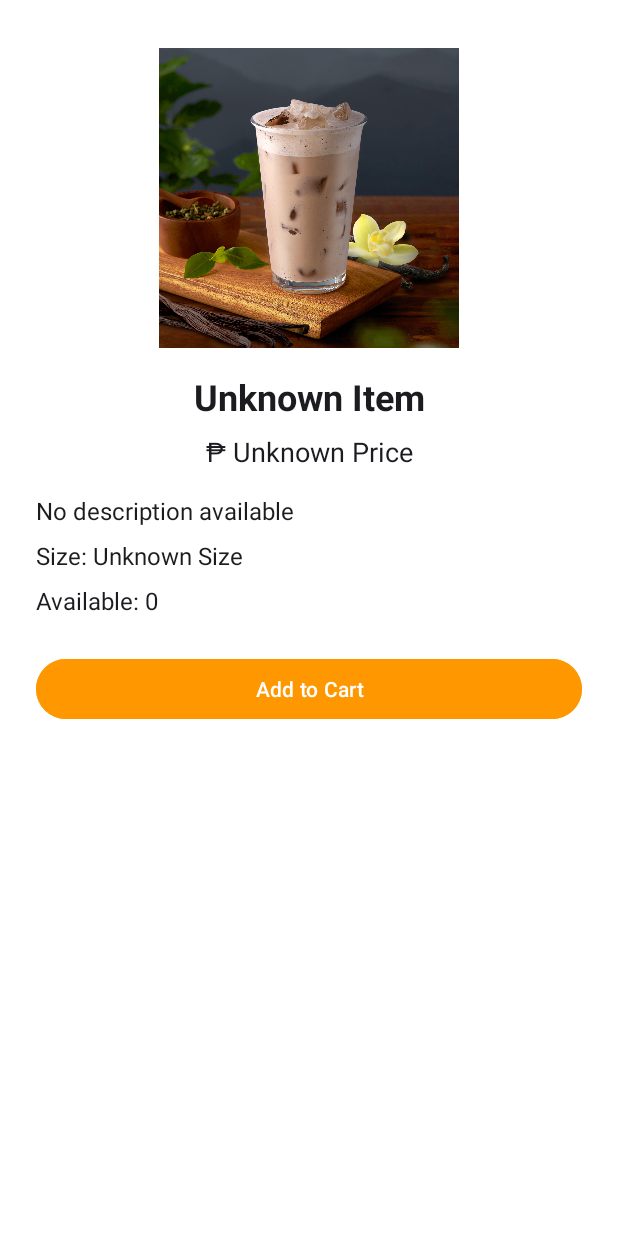
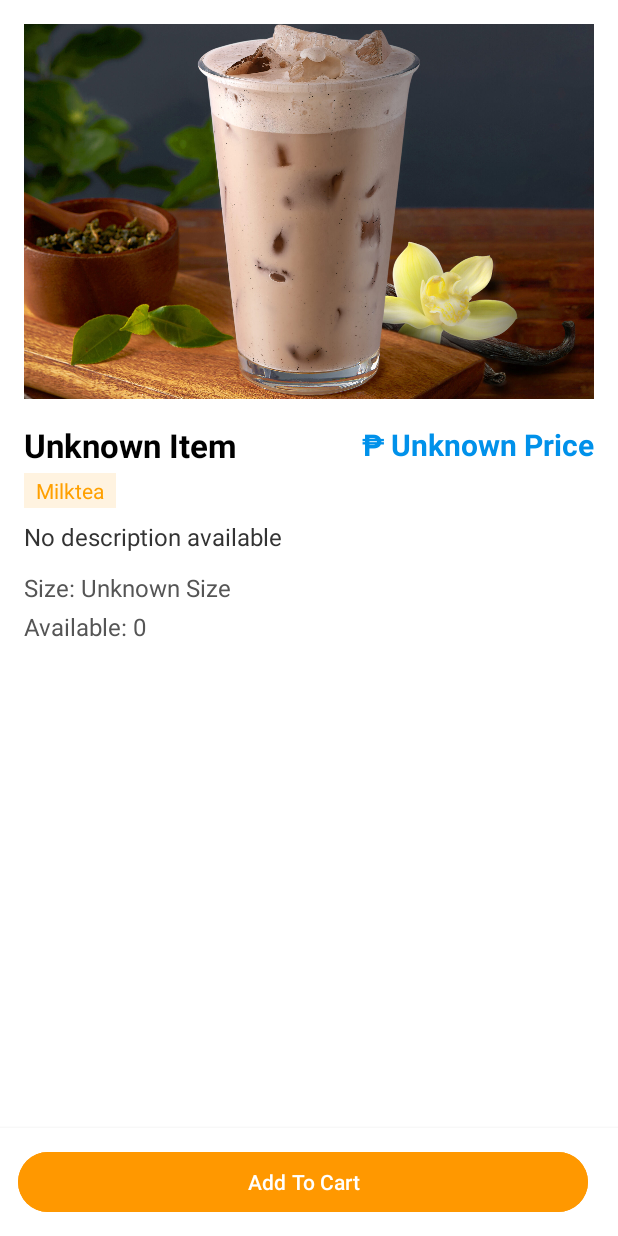
Before and after one commit to Hanie1602/MilkTeaStore, an Android app: the DetailsActivity screen opened directly, with no data from a screen before it, on a phone screen of 412 x 824 dp. Run offline under Robolectric (Android 15) with nearby library versions, the phone set to English and light mode, and no system bars.

Commit message:
fix code

```diff
--- a/app/src/main/java/com/example/milkteastore/Adapter/CartAdapter.java
+++ b/app/src/main/java/com/example/milkteastore/Adapter/CartAdapter.java
@@ -119,7 +119,8 @@ public class CartAdapter extends RecyclerView.Adapter<CartAdapter.CartViewHolder
     public static class CartViewHolder extends RecyclerView.ViewHolder {
         ImageView imgProduct;
         TextView tvName, tvDesc, tvPrice, tvQuantity;
-        Button btnIncrease, btnDecrease, btnRemove, btnAddTopping;
+        Button btnIncrease, btnDecrease;
+        ImageButton btnRemove, btnAddTopping;
         TextView tvToppings;
 
         public CartViewHolder(@NonNull View itemView) {
--- a/app/src/main/java/com/example/milkteastore/controller/Home/DetailsActivity.java
+++ b/app/src/main/java/com/example/milkteastore/controller/Home/DetailsActivity.java
@@ -10,6 +10,7 @@ import androidx.appcompat.app.AppCompatActivity;
 
 import com.example.milkteastore.R;
 import com.example.milkteastore.controller.Cart.CartActivity;
+import com.example.milkteastore.controller.Cart.CheckoutActivity;
 import com.example.milkteastore.databinding.ActivityDetailsBinding;
 import com.example.milkteastore.model.CartItem;
 import com.example.milkteastore.utils.CartManager;
--- /dev/null
+++ b/app/src/main/res/drawable/ic_add.xml
@@ -0,0 +1,5 @@
+<vector xmlns:android="http://schemas.android.com/apk/res/android" android:height="24dp" android:tint="#000000" android:viewportHeight="960" android:viewportWidth="960" android:width="24dp">
+
+    <path android:fillColor="@android:color/white" android:pathData="M440,520L200,520L200,440L440,440L440,200L520,200L520,440L760,440L760,520L520,520L520,760L440,760L440,520Z"/>
+
+</vector>
--- /dev/null
+++ b/app/src/main/res/drawable/ic_delete.xml
@@ -0,0 +1,5 @@
+<vector xmlns:android="http://schemas.android.com/apk/res/android" android:height="24dp" android:tint="#000000" android:viewportHeight="960" android:viewportWidth="960" android:width="24dp">
+
+    <path android:fillColor="@android:color/white" android:pathData="M280,240L280,240L280,400Q280,400 280,481.5Q280,563 280,680Q280,701 280,721Q280,741 280,760L280,760Q280,760 280,760Q280,760 280,760L280,240ZM450,840L280,840Q247,840 223.5,816.5Q200,793 200,760L200,240L160,240L160,160L360,160L360,120L600,120L600,160L800,160L800,240L760,240L760,412Q743,407 720.5,403.5Q698,400 680,400L680,240L280,240L280,760Q280,760 280,760Q280,760 280,760L412,760Q418,781 428,801.5Q438,822 450,840ZM360,680L400,680Q400,617 420,576.5Q440,536 440,536L440,320L360,320L360,680ZM520,450Q537,439 558.5,428Q580,417 600,412L600,320L520,320L520,450ZM680,880Q597,880 538.5,821.5Q480,763 480,680Q480,597 538.5,538.5Q597,480 680,480Q763,480 821.5,538.5Q880,597 880,680Q880,763 821.5,821.5Q763,880 680,880ZM746,774L774,746L700,672L700,560L660,560L660,688L746,774Z"/>
+
+</vector>
--- a/app/src/main/res/layout/activity_details.xml
+++ b/app/src/main/res/layout/activity_details.xml
@@ -1,109 +1,130 @@
 <?xml version="1.0" encoding="utf-8"?>
 <androidx.constraintlayout.widget.ConstraintLayout xmlns:android="http://schemas.android.com/apk/res/android"
     xmlns:app="http://schemas.android.com/apk/res-auto"
-    xmlns:tools="http://schemas.android.com/tools"
     android:layout_width="match_parent"
     android:layout_height="match_parent"
-    android:background="@android:color/white"
-    tools:context=".controller.Home.DetailsActivity">
+    android:background="#FFFFFF">
 
-    <!-- Item Image -->
+    <!-- Scrollable content -->
+    <ScrollView
+        android:id="@+id/scrollView"
+        android:layout_width="0dp"
+        android:layout_height="0dp"
+        android:padding="16dp"
+        app:layout_constraintBottom_toTopOf="@id/buttonContainer"
+        app:layout_constraintEnd_toEndOf="parent"
+        app:layout_constraintStart_toStartOf="parent"
+        app:layout_constraintTop_toTopOf="parent">
+
+        <LinearLayout
+            android:layout_width="match_parent"
+            android:layout_height="wrap_content"
+            android:orientation="vertical">
+
+            <!-- Product Image -->
             <ImageView
                 android:id="@+id/imgItem"
-        android:layout_width="200dp"
-        android:layout_height="200dp"
-        android:layout_marginTop="32dp"
+                android:layout_width="match_parent"
+                android:layout_height="250dp"
                 android:contentDescription="@string/item_image_description"
-        android:scaleType="fitCenter"
-        app:layout_constraintEnd_toEndOf="parent"
-        app:layout_constraintStart_toStartOf="parent"
-        app:layout_constraintTop_toTopOf="parent"
-        tools:src="@drawable/milktea_1" />
+                android:scaleType="centerCrop"
+                android:src="@drawable/milktea_1" />
 
-    <!-- Item Name -->
+            <!-- Name + Price -->
+            <LinearLayout
+                android:layout_width="match_parent"
+                android:layout_height="wrap_content"
+                android:layout_marginTop="16dp"
+                android:gravity="center_vertical"
+                android:orientation="horizontal">
+
                 <TextView
                     android:id="@+id/tvItemName"
-        android:layout_width="wrap_content"
+                    android:layout_width="0dp"
                     android:layout_height="wrap_content"
-        android:layout_marginTop="16dp"
-        android:text="Item Name"
-        android:textColor="#1C1B1F"
-        android:textSize="24sp"
-        android:textStyle="bold"
-        app:layout_constraintEnd_toEndOf="parent"
-        app:layout_constraintStart_toStartOf="parent"
-        app:layout_constraintTop_toBottomOf="@id/imgItem" />
+                    android:layout_weight="1"
+                    android:text="Wintermelon"
+                    android:textColor="#000000"
+                    android:textSize="22sp"
+                    android:textStyle="bold" />
 
-    <!-- Item Price -->
                 <TextView
                     android:id="@+id/tvItemPrice"
                     android:layout_width="wrap_content"
                     android:layout_height="wrap_content"
-        android:layout_marginTop="8dp"
-        android:text="Price"
-        android:textColor="#1C1B1F"
-        android:textSize="18sp"
-        app:layout_constraintEnd_toEndOf="parent"
-        app:layout_constraintStart_toStartOf="parent"
-        app:layout_constraintTop_toBottomOf="@id/tvItemName" />
+                    android:text="₱80.00"
+                    android:textColor="#0091EA"
+                    android:textSize="20sp"
+                    android:textStyle="bold" />
+            </LinearLayout>
 
-    <!-- Item Description -->
+            <!-- Category -->
+            <TextView
+                android:layout_width="wrap_content"
+                android:layout_height="wrap_content"
+                android:layout_marginTop="4dp"
+                android:layout_marginBottom="8dp"
+                android:background="#FFF3E0"
+                android:paddingHorizontal="8dp"
+                android:paddingVertical="2dp"
+                android:text="Milktea"
+                android:textColor="#FFA000"
+                android:textSize="14sp" />
+
+            <!-- Description -->
             <TextView
                 android:id="@+id/tvItemDescription"
+                android:layout_width="match_parent"
+                android:layout_height="wrap_content"
+                android:text="Wintermelon milk tea is a refreshing, sweet bubble tea made with fresh wintermelon."
+                android:textColor="#333333"
+                android:textSize="16sp" />
+
+            <!-- Size -->
+            <TextView
+                android:id="@+id/tvItemSize"
+                android:layout_width="match_parent"
+                android:layout_height="wrap_content"
+                android:layout_marginTop="12dp"
+                android:text="Size: Regular"
+                android:textColor="#555555"
+                android:textSize="16sp" />
+
+            <!-- Quantity -->
+            <TextView
+                android:id="@+id/tvItemQuantity"
+                android:layout_width="match_parent"
+                android:layout_height="wrap_content"
+                android:layout_marginTop="4dp"
+                android:text="Available: 10"
+                android:textColor="#555555"
+                android:textSize="16sp" />
+        </LinearLayout>
+    </ScrollView>
+
+    <!-- Fixed Bottom Buttons -->
+    <LinearLayout
+        android:id="@+id/buttonContainer"
         android:layout_width="0dp"
         android:layout_height="wrap_content"
-        android:layout_marginStart="24dp"
-        android:layout_marginTop="16dp"
-        android:layout_marginEnd="24dp"
-        android:text="Description"
-        android:textColor="#1C1B1F"
-        android:textSize="16sp"
+        android:background="#FFFFFF"
+        android:elevation="4dp"
+        android:orientation="horizontal"
+        android:padding="12dp"
+        app:layout_constraintBottom_toBottomOf="parent"
         app:layout_constraintEnd_toEndOf="parent"
-        app:layout_constraintStart_toStartOf="parent"
-        app:layout_constraintTop_toBottomOf="@id/tvItemPrice" />
-
-    <!-- Item Size -->
-    <TextView
-        android:id="@+id/tvItemSize"
-        android:layout_width="0dp"
-        android:layout_height="wrap_content"
-        android:layout_marginStart="24dp"
-        android:layout_marginTop="8dp"
-        android:layout_marginEnd="24dp"
-        android:text="Size: Unknown"
-        android:textColor="#1C1B1F"
-        android:textSize="16sp"
-        app:layout_constraintEnd_toEndOf="parent"
-        app:layout_constraintStart_toStartOf="parent"
-        app:layout_constraintTop_toBottomOf="@id/tvItemDescription" />
-
-    <!-- Item Quantity -->
-    <TextView
-        android:id="@+id/tvItemQuantity"
-        android:layout_width="0dp"
-        android:layout_height="wrap_content"
-        android:layout_marginStart="24dp"
-        android:layout_marginTop="8dp"
-        android:layout_marginEnd="24dp"
-        android:text="Available: 0"
-        android:textColor="#1C1B1F"
-        android:textSize="16sp"
-        app:layout_constraintEnd_toEndOf="parent"
-        app:layout_constraintStart_toStartOf="parent"
-        app:layout_constraintTop_toBottomOf="@id/tvItemSize" />
+        app:layout_constraintStart_toStartOf="parent">
 
         <Button
             android:id="@+id/btnAddToCart"
             android:layout_width="0dp"
             android:layout_height="wrap_content"
-        android:text="Add to Cart"
-        android:layout_marginTop="24dp"
-        android:textColor="#FFFFFF"
+            android:layout_marginEnd="8dp"
+            android:layout_weight="1"
             android:backgroundTint="#FF9800"
-        app:layout_constraintTop_toBottomOf="@id/tvItemQuantity"
-        app:layout_constraintStart_toStartOf="parent"
-        app:layout_constraintEnd_toEndOf="parent"
-        android:layout_marginStart="24dp"
-        android:layout_marginEnd="24dp"/>
+            android:text="Add To Cart"
+            android:textColor="#FFFFFF" />
+
+    </LinearLayout>
 
 </androidx.constraintlayout.widget.ConstraintLayout>
```
Also changed, not shown: app/src/main/res/layout/activity_profile.xml (+26 -9 lines), app/src/main/res/layout/cart_item.xml (+24 -13 lines). Lines whose indentation alone changed are shown as unchanged.
